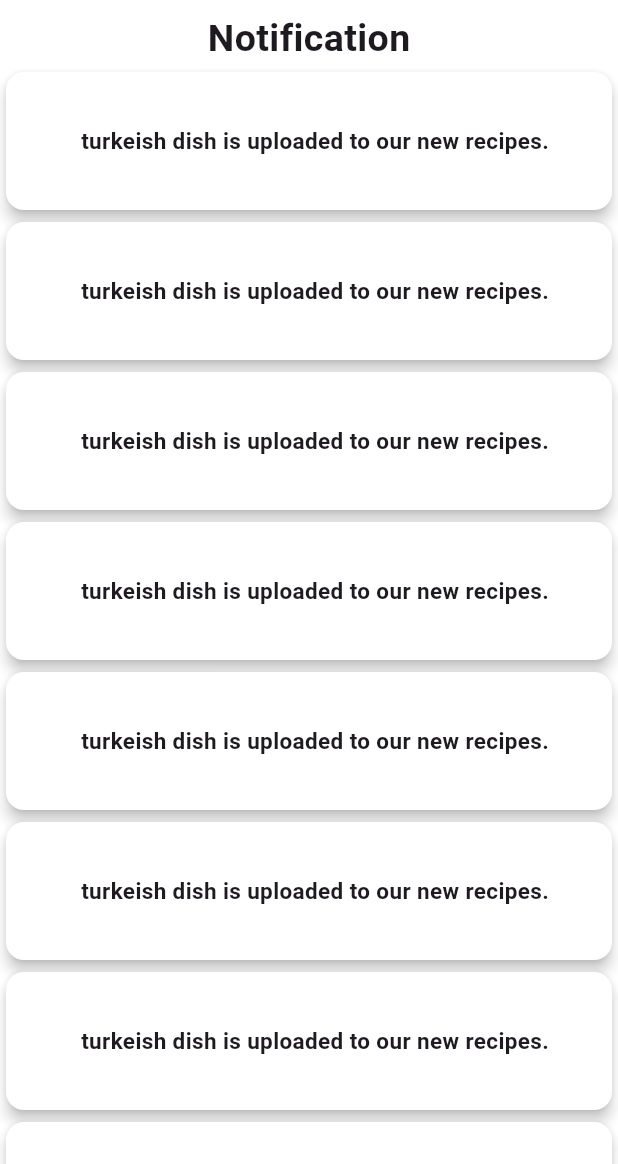
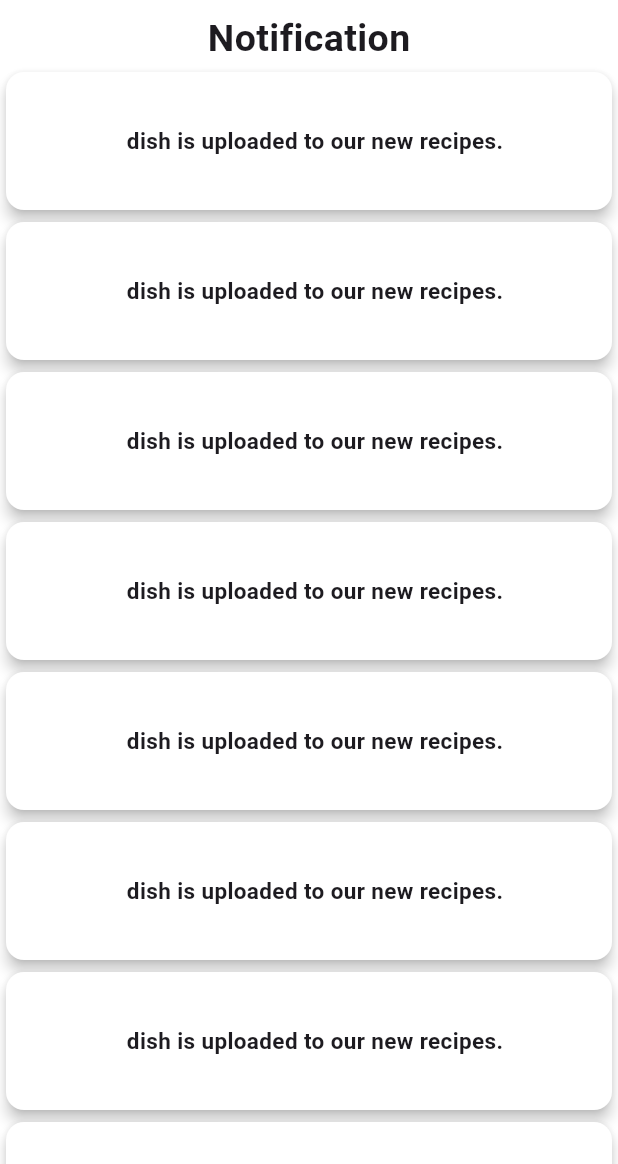
Before and after one commit to Shovon0017/Homemade-Haven, a Flutter app: the NotificationShow screen opened directly, on a phone screen of 412 x 824 dp, the part 72-1236 px from its top. Run offline on Flutter 3.47's test engine with Material 3 defaults, Android fonts, the light colour scheme and no system bars; our stand-ins replace animated_notch_bottom_bar, carousel_slider, flutter_secure_storage, get, get_storage, shimmer; accounts and stored records are empty.

```diff
--- a/lib/view/screen/notification/notification.dart
+++ b/lib/view/screen/notification/notification.dart
@@ -32,7 +32,7 @@
                     color: Colors.white,
                     child: Center(child: Padding(
                       padding: EdgeInsets.all(8.0),
-                      child: Text("  turkeish dish is uploaded to our new recipes.",style: TextStyle(fontSize:15,fontWeight: FontWeight.bold),),
+                      child: Text("  dish is uploaded to our new recipes.",style: TextStyle(fontSize:15,fontWeight: FontWeight.bold),),
                     )),
                   ),
                 );
```
